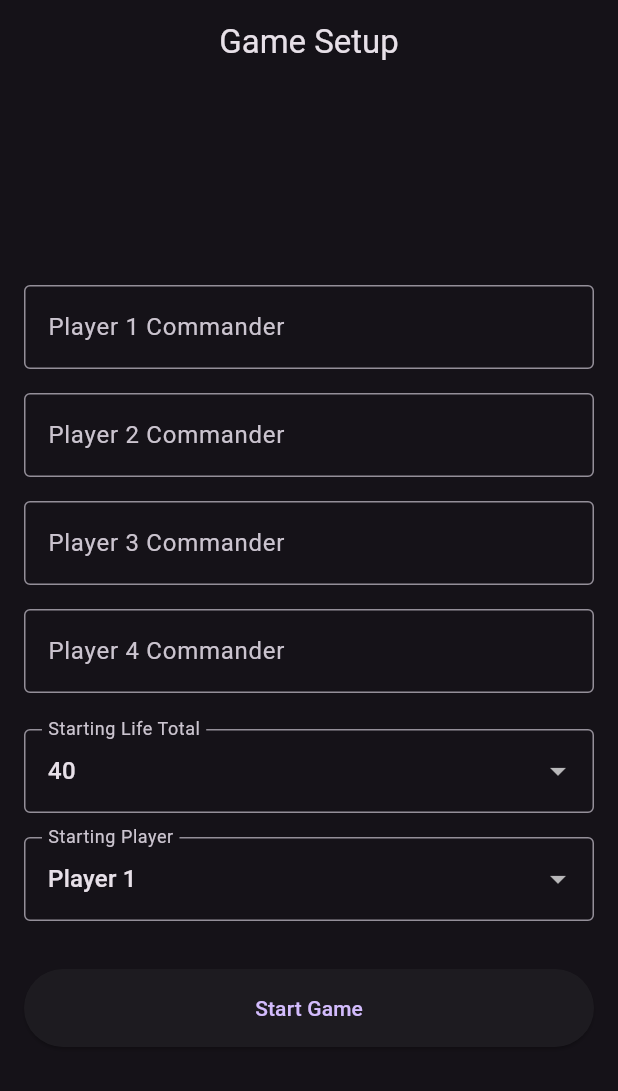
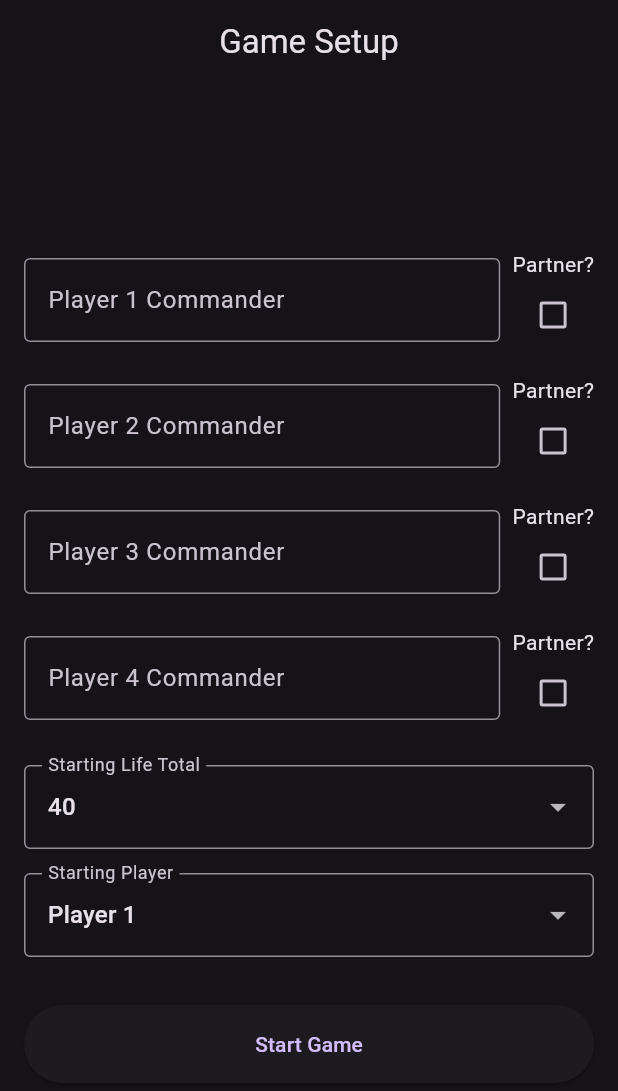
Before and after one commit to ryan-shah/edhtracker, a Flutter app: the screen it shows after launch, on a phone screen of 412 x 824 dp. Shown: the top 1091 px of the screen. Run offline on Flutter 3.47's test engine with Material 3 defaults, Android fonts, the phone set to English and light mode, and no system bars.

Commit message:
partner support

```diff
--- a/lib/main.dart
+++ b/lib/main.dart
@@ -36,6 +36,8 @@ class GameSetupPage extends StatefulWidget {
 
 class _GameSetupPageState extends State<GameSetupPage> {
   final _playerNames = List.generate(4, (i) => TextEditingController());
+  final _partnerNames = List.generate(4, (i) => TextEditingController());
+  final _hasPartner = List.generate(4, (i) => false);
   int _startingLife = 40;
   int _startingPlayerIndex = 0;
 
@@ -45,6 +47,9 @@ class _GameSetupPageState extends State<GameSetupPage> {
     for (var controller in _playerNames) {
       controller.addListener(() => setState(() {}));
     }
+    for (var controller in _partnerNames) {
+      controller.addListener(() => setState(() {}));
+    }
   }
 
   @override
@@ -52,17 +57,24 @@ class _GameSetupPageState extends State<GameSetupPage> {
     for (var controller in _playerNames) {
       controller.dispose();
     }
+    for (var controller in _partnerNames) {
+      controller.dispose();
+    }
     super.dispose();
   }
 
   void _startGame() {
-    final playerNames = _playerNames
-        .map(
-          (c) => c.text.isNotEmpty
-              ? c.text
-              : 'Player ${_playerNames.indexOf(c) + 1}',
-        )
-        .toList();
+    final playerNames = List.generate(4, (i) {
+      final primary = _playerNames[i].text;
+      final partner = _partnerNames[i].text;
+      if (_hasPartner[i] && primary.isNotEmpty && partner.isNotEmpty) {
+        return '$primary // $partner';
+      } else if (primary.isNotEmpty) {
+        return primary;
+      }
+      return 'Player ${i + 1}';
+    });
+
     final startingLife = _startingLife;
 
     Navigator.pushReplacement(
@@ -75,6 +87,17 @@ class _GameSetupPageState extends State<GameSetupPage> {
         ),
       ),
     );
+  }
+
+  String _getPlayerDisplayName(int i) {
+    final primary = _playerNames[i].text;
+    final partner = _partnerNames[i].text;
+    if (_hasPartner[i] && primary.isNotEmpty && partner.isNotEmpty) {
+      return '$primary // $partner';
+    } else if (primary.isNotEmpty) {
+      return primary;
+    }
+    return 'Player ${i + 1}';
   }
 
   @override
@@ -92,12 +115,47 @@ class _GameSetupPageState extends State<GameSetupPage> {
                 ...List.generate(4, (i) {
                   return Padding(
                     padding: const EdgeInsets.symmetric(vertical: 8.0),
+                    child: Column(
+                      children: [
+                        Row(
+                          children: [
+                            Expanded(
                               child: TextField(
                                 controller: _playerNames[i],
                                 decoration: InputDecoration(
                                   labelText: 'Player ${i + 1} Commander',
                                   border: const OutlineInputBorder(),
                                 ),
+                              ),
+                            ),
+                            const SizedBox(width: 8),
+                            Column(
+                              mainAxisAlignment: MainAxisAlignment.center,
+                              children: [
+                                const Text('Partner?'),
+                                Checkbox(
+                                  value: _hasPartner[i],
+                                  onChanged: (value) {
+                                    setState(() {
+                                      _hasPartner[i] = value!;
+                                    });
+                                  },
+                                ),
+                              ],
+                            ),
+                          ],
+                        ),
+                        if (_hasPartner[i]) ...[
+                          const SizedBox(height: 8),
+                          TextField(
+                            controller: _partnerNames[i],
+                            decoration: const InputDecoration(
+                              labelText: 'Partner Commander',
+                              border: OutlineInputBorder(),
+                            ),
+                          ),
+                        ]
+                      ],
                     ),
                   );
                 }),
@@ -129,11 +187,7 @@ class _GameSetupPageState extends State<GameSetupPage> {
                   items: List.generate(4, (i) {
                     return DropdownMenuItem(
                       value: i,
-                      child: Text(
-                        _playerNames[i].text.isNotEmpty
-                            ? _playerNames[i].text
-                            : 'Player ${i + 1}',
-                      ),
+                      child: Text(_getPlayerDisplayName(i)),
                     );
                   }),
                   onChanged: (value) {
@@ -504,6 +558,7 @@ class _PlayerCardState extends State<PlayerCard> {
                   child: Text(
                     widget.playerName,
                     style: Theme.of(context).textTheme.titleLarge,
+                    textAlign: TextAlign.center,
                   ),
                 ),
                 Expanded(
```
Lines whose indentation alone changed are shown as unchanged.
